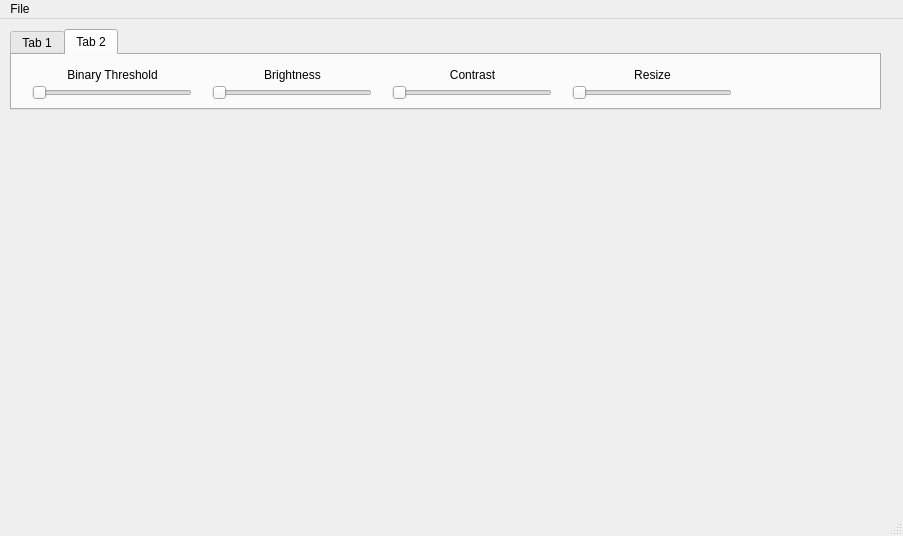
First picture: the form in HW02/myui.ui, repository WesleyCh3n/Img-Processing, before the edit.
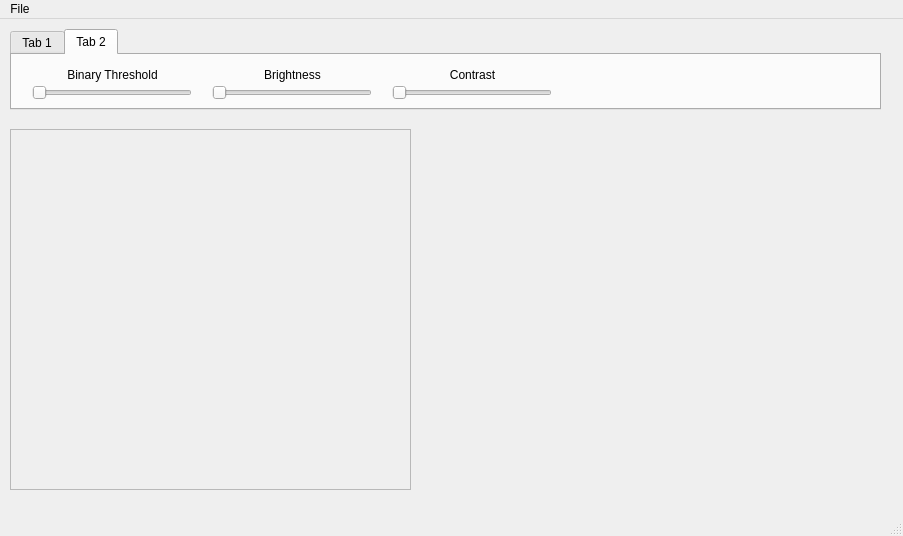
Second picture: the form after the edit. The open tabs and pages were chosen to show the change.

The edit to the form file:
```diff
--- a/HW02/myui.ui
+++ b/HW02/myui.ui
@@ -69,6 +69,32 @@
        <string>Substraction</string>
       </property>
      </widget>
+     <widget class="QLabel" name="label_4">
+      <property name="geometry">
+       <rect>
+        <x>420</x>
+        <y>10</y>
+        <width>61</width>
+        <height>20</height>
+       </rect>
+      </property>
+      <property name="text">
+       <string>Resize:</string>
+      </property>
+      <property name="alignment">
+       <set>Qt::AlignCenter</set>
+      </property>
+     </widget>
+     <widget class="QSpinBox" name="spinBox">
+      <property name="geometry">
+       <rect>
+        <x>490</x>
+        <y>10</y>
+        <width>71</width>
+        <height>25</height>
+       </rect>
+      </property>
+     </widget>
     </widget>
     <widget class="QWidget" name="tab_2">
      <attribute name="title">
@@ -161,35 +187,6 @@
        <set>Qt::AlignCenter</set>
       </property>
      </widget>
-     <widget class="QSlider" name="reSlider">
-      <property name="geometry">
-       <rect>
-        <x>560</x>
-        <y>30</y>
-        <width>160</width>
-        <height>16</height>
-       </rect>
-      </property>
-      <property name="orientation">
-       <enum>Qt::Horizontal</enum>
-      </property>
-     </widget>
-     <widget class="QLabel" name="label_4">
-      <property name="geometry">
-       <rect>
-        <x>580</x>
-        <y>10</y>
-        <width>121</width>
-        <height>20</height>
-       </rect>
-      </property>
-      <property name="text">
-       <string>Resize</string>
-      </property>
-      <property name="alignment">
-       <set>Qt::AlignCenter</set>
-      </property>
-     </widget>
     </widget>
    </widget>
    <widget class="QWidget" name="layoutWidget">
@@ -203,21 +200,44 @@
     </property>
     <layout class="QGridLayout" name="grid1"/>
    </widget>
-   <widget class="QLabel" name="imgLb">
+   <widget class="QScrollArea" name="scrollArea">
     <property name="geometry">
      <rect>
-      <x>30</x>
+      <x>10</x>
       <y>110</y>
-      <width>371</width>
-      <height>371</height>
+      <width>401</width>
+      <height>361</height>
      </rect>
     </property>
-    <property name="text">
-     <string/>
+    <property name="widgetResizable">
+     <bool>true</bool>
     </property>
-    <property name="alignment">
-     <set>Qt::AlignCenter</set>
-    </property>
+    <widget class="QWidget" name="scrollAreaWidgetContents">
+     <property name="geometry">
+      <rect>
+       <x>0</x>
+       <y>0</y>
+       <width>399</width>
+       <height>359</height>
+      </rect>
+     </property>
+     <widget class="QLabel" name="imgLb">
+      <property name="geometry">
+       <rect>
+        <x>0</x>
+        <y>0</y>
+        <width>391</width>
+        <height>351</height>
+       </rect>
+      </property>
+      <property name="text">
+       <string/>
+      </property>
+      <property name="alignment">
+       <set>Qt::AlignCenter</set>
+      </property>
+     </widget>
+    </widget>
    </widget>
   </widget>
   <widget class="QMenuBar" name="menubar">
```
Left out of the diff: 2 changed lines with no effect on the pictures.
